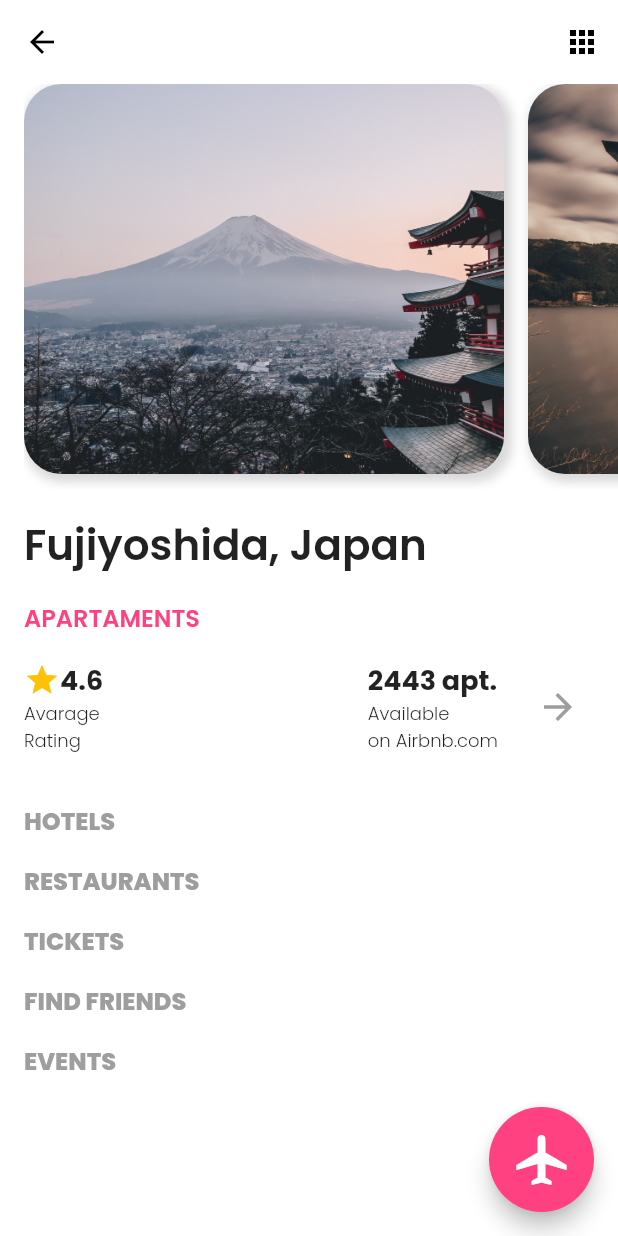
After one commit to JanderRaul/CloneAppViagem, a Flutter app: the screen it shows after launch, after a tap on "Asia", on a phone screen of 412 x 824 dp. The commit adds this screen. Run offline on Flutter 3.47's test engine with Material 2 defaults, Android fonts, the phone set to English and light mode, and no system bars; our stand-ins replace google_fonts.

Commit message:
Details Page

```diff
--- a/app_viagem_google_fonts/lib/controllers/places_controller.dart
+++ b/app_viagem_google_fonts/lib/controllers/places_controller.dart
@@ -4,16 +4,29 @@ class PlacesController {
   List<Places> fetchPlaces() {
     var placesList = <Places>[
       Places(
-        image: 'assets/veneza.jpg',
-        continent: 'Europe'
+        name: 'Veneza, Italy',
+        image: [
+          'assets/veneza.jpg',
+          'assets/veneza2.jpg',
+        ],
+        continent: 'Europe',
       ),
       Places(
-        image: 'assets/japan.jpg',
-        continent: 'Asia'
+        name: 'Fujiyoshida, Japan',
+        image: [
+          'assets/japan.jpg',
+          'assets/japan2.jpg',
+          'assets/japan3.jpg',
+        ],
+        continent: 'Asia',
       ),
       Places(
-        image: 'assets/brasil.jpg',
-        continent: 'South America'
+        name: 'Rio de Janeiro, Brazil',
+        image: [
+          'assets/brasil.jpg',
+          'assets/brasil2.jpg',
+        ],
+        continent: 'South America',
       ),
     ];
     return placesList;
--- a/app_viagem_google_fonts/lib/models/places_models.dart
+++ b/app_viagem_google_fonts/lib/models/places_models.dart
@@ -1,6 +1,7 @@
 class Places {
-  final String? image;
+  final String? name;
+  final List<String>? image;
   final String? continent;
 
-  Places({this.image, this.continent});
+  Places({this.name, this.image, this.continent});
 }
--- /dev/null
+++ b/app_viagem_google_fonts/lib/views/details_page.dart
@@ -0,0 +1,196 @@
+import 'package:app_viagem_google_fonts/models/places_models.dart';
+import 'package:app_viagem_google_fonts/widgets/image_destination.dart';
+import 'package:flutter/material.dart';
+import 'package:google_fonts/google_fonts.dart';
+
+class DetailsPage extends StatelessWidget {
+  DetailsPage({Key? key, required this.place}) : super(key: key);
+
+  final Places place;
+
+  _title() {
+    return Text(
+      place.name!,
+      style: GoogleFonts.poppins(
+        textStyle: const TextStyle(
+          fontSize: 28,
+          fontWeight: FontWeight.w600,
+        ),
+      ),
+    );
+  }
+
+  _apartaments() {
+    return Text(
+      'APARTAMENTS',
+      style: GoogleFonts.poppins(
+        textStyle: const TextStyle(
+          fontSize: 16,
+          fontWeight: FontWeight.w600,
+          color: Colors.pinkAccent,
+          letterSpacing: 0.01,
+        ),
+      ),
+    );
+  }
+
+  _avarage() {
+    return Row(
+      children: [
+        Column(
+          crossAxisAlignment: CrossAxisAlignment.start,
+          children: [
+            Row(
+              children: [
+                const Icon(
+                  Icons.star,
+                  color: Colors.amber,
+                ),
+                Text(
+                  '4.6',
+                  style: GoogleFonts.poppins(
+                    textStyle: const TextStyle(
+                      fontSize: 18,
+                      fontWeight: FontWeight.bold,
+                    ),
+                  ),
+                )
+              ],
+            ),
+            Text(
+              'Avarage \nRating',
+              style: GoogleFonts.poppins(
+                textStyle: const TextStyle(
+                  fontSize: 12,
+                  fontWeight: FontWeight.w300,
+                ),
+              ),
+            ),
+          ],
+        ),
+        const Spacer(),
+        Column(
+          crossAxisAlignment: CrossAxisAlignment.start,
+          children: [
+            Text(
+              '2443 apt.',
+              style: GoogleFonts.poppins(
+                textStyle: const TextStyle(
+                  fontSize: 18,
+                  fontWeight: FontWeight.bold,
+                ),
+              ),
+            ),
+            Text(
+              'Available \non Airbnb.com',
+              style: GoogleFonts.poppins(
+                textStyle: const TextStyle(
+                  fontSize: 12,
+                  fontWeight: FontWeight.w300,
+                ),
+              ),
+            ),
+          ],
+        ),
+        const SizedBox(width: 16),
+        IconButton(
+          onPressed: () {},
+          iconSize: 28,
+          color: Colors.grey,
+          icon: const Icon(Icons.arrow_forward),
+        ),
+        const SizedBox(width: 16),
+      ],
+    );
+  }
+
+  final List<String> optionsList = [
+    'HOTELS',
+    'RESTAURANTS',
+    'TICKETS',
+    'FIND FRIENDS',
+    'EVENTS',
+  ];
+
+  @override
+  Widget build(BuildContext context) {
+    return Scaffold(
+      backgroundColor: Colors.white,
+      appBar: AppBar(
+        foregroundColor: Colors.black,
+        backgroundColor: Colors.white,
+        elevation: 0,
+        actions: [
+          IconButton(
+            onPressed: () {},
+            icon: const Icon(Icons.apps),
+          )
+        ],
+      ),
+      body: SafeArea(
+        child: Padding(
+          padding: const EdgeInsets.only(left: 16),
+          child: Column(
+            crossAxisAlignment: CrossAxisAlignment.start,
+            children: [
+              SizedBox(
+                height: 270,
+                width: MediaQuery.of(context).size.width,
+                child: ListView.builder(
+                    scrollDirection: Axis.horizontal,
+                    itemCount: place.image!.length,
+                    shrinkWrap: true,
+                    itemBuilder: (context, index) {
+                      return ImageDestination(image: place.image![index],);
+                    }),
+              ),
+              const SizedBox(height: 16),
+              _title(),
+              const SizedBox(height: 16),
+              _apartaments(),
+              const SizedBox(height: 16),
+              _avarage(),
+              const SizedBox(height: 32),
+              Expanded(
+                child: ListView.builder(
+                    shrinkWrap: true,
+                    itemCount: optionsList.length,
+                    itemBuilder: (context, index) {
+                      return Container(
+                        padding: const EdgeInsets.only(bottom: 16),
+                        child: Text(
+                          optionsList[index],
+                          style: GoogleFonts.poppins(
+                            textStyle: const TextStyle(
+                              fontSize: 16,
+                              fontWeight: FontWeight.w800,
+                              color: Colors.grey,
+                              letterSpacing: 0.01,
+                            ),
+                          ),
+                        ),
+                      );
+                    }),
+              ),
+            ],
+          ),
+        ),
+      ),
+      floatingActionButton: SizedBox(
+        height: 70,
+        width: 70,
+        child: FittedBox(
+          child: FloatingActionButton(
+            backgroundColor: Colors.pinkAccent,
+            onPressed: () {},
+            child: const Icon(
+              Icons.airplanemode_active,
+              color: Colors.white,
+              size: 32,
+            ),
+          ),
+        ),
+      ),
+    );
+  }
+}
--- a/app_viagem_google_fonts/lib/views/home_page.dart
+++ b/app_viagem_google_fonts/lib/views/home_page.dart
@@ -116,8 +116,7 @@ class _HomePageState extends State<HomePage> {
                       return Padding(
                         padding: const EdgeInsets.only(right: 16),
                         child: CardDestinos(
-                          image: placesList[index].image!,
-                          continent: placesList[index].continent!,
+                          place: placesList[index],
                         ),
                       );
                     }),
--- a/app_viagem_google_fonts/lib/widgets/card_destinos.dart
+++ b/app_viagem_google_fonts/lib/widgets/card_destinos.dart
@@ -1,17 +1,23 @@
+import 'package:app_viagem_google_fonts/models/places_models.dart';
+import 'package:app_viagem_google_fonts/views/details_page.dart';
 import 'package:flutter/material.dart';
 import 'package:google_fonts/google_fonts.dart';
 
 class CardDestinos extends StatelessWidget {
   const CardDestinos({
-    Key? key, required this.image, required this.continent,
+    Key? key, required this.place,
   }) : super(key: key);
 
-  final String image;
-  final String continent;
+  final Places place;
 
   @override
   Widget build(BuildContext context) {
-    return Stack(
+    return GestureDetector(
+      onTap: () {
+        Navigator.push(
+            context, MaterialPageRoute(builder: (context) => DetailsPage(place: place,)));
+      },
+      child: Stack(
         children: [
           Container(
             height: 330,
@@ -29,7 +35,7 @@ class CardDestinos extends StatelessWidget {
             child: ClipRRect(
               borderRadius: BorderRadius.circular(25),
               child: Image.asset(
-              image,
+                place.image![0],
                 fit: BoxFit.cover,
               ),
             ),
@@ -48,7 +54,7 @@ class CardDestinos extends StatelessWidget {
                     vertical: 5,
                   ),
                   child: Text(
-                  continent,
+                    place.continent!,
                     style: GoogleFonts.poppins(
                       textStyle: const TextStyle(
                         fontSize: 14,
@@ -59,6 +65,7 @@ class CardDestinos extends StatelessWidget {
                 )),
           ),
         ],
+      ),
     );
   }
 }
--- /dev/null
+++ b/app_viagem_google_fonts/lib/widgets/image_destination.dart
@@ -0,0 +1,36 @@
+import 'package:flutter/material.dart';
+
+class ImageDestination extends StatelessWidget {
+  const ImageDestination({
+    Key? key, required this.image,
+  }) : super(key: key);
+
+  final String image;
+
+  @override
+  Widget build(BuildContext context) {
+    return Padding(
+      padding: const EdgeInsets.only(right: 16, bottom: 10),
+      child: Container(
+        height: 260,
+        width: 320,
+        decoration:
+            BoxDecoration(borderRadius: BorderRadius.circular(25), boxShadow: [
+          BoxShadow(
+            color: Colors.grey.withOpacity(0.4),
+            offset: const Offset(3.0, 3.0),
+            blurRadius: 5.0,
+            spreadRadius: 2.0,
+          ),
+        ]),
+        child: ClipRRect(
+          borderRadius: BorderRadius.circular(25),
+          child: Image.asset(
+            image,
+            fit: BoxFit.cover,
+          ),
+        ),
+      ),
+    );
+  }
+}
```
Also changed, not shown: app_viagem_google_fonts/assets/brasil2.jpg (added), app_viagem_google_fonts/assets/japan2.jpg (added), app_viagem_google_fonts/assets/person.jpg, app_viagem_google_fonts/assets/veneza2.jpg (added), 1 other file. Lines whose indentation alone changed are shown as unchanged.
